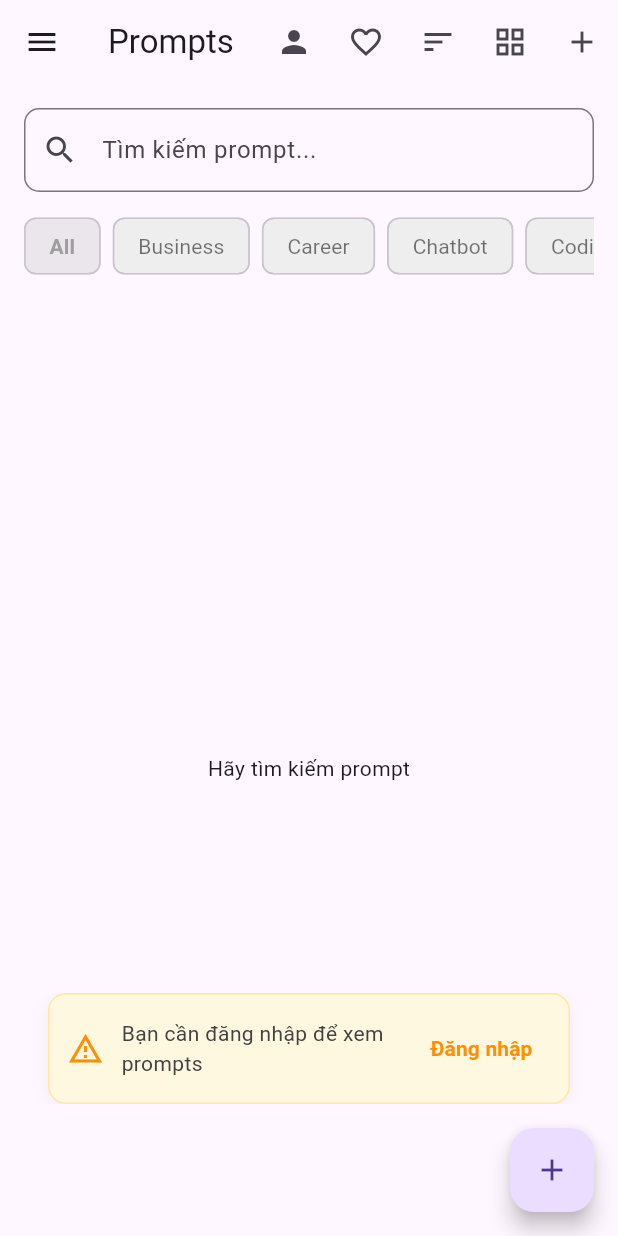
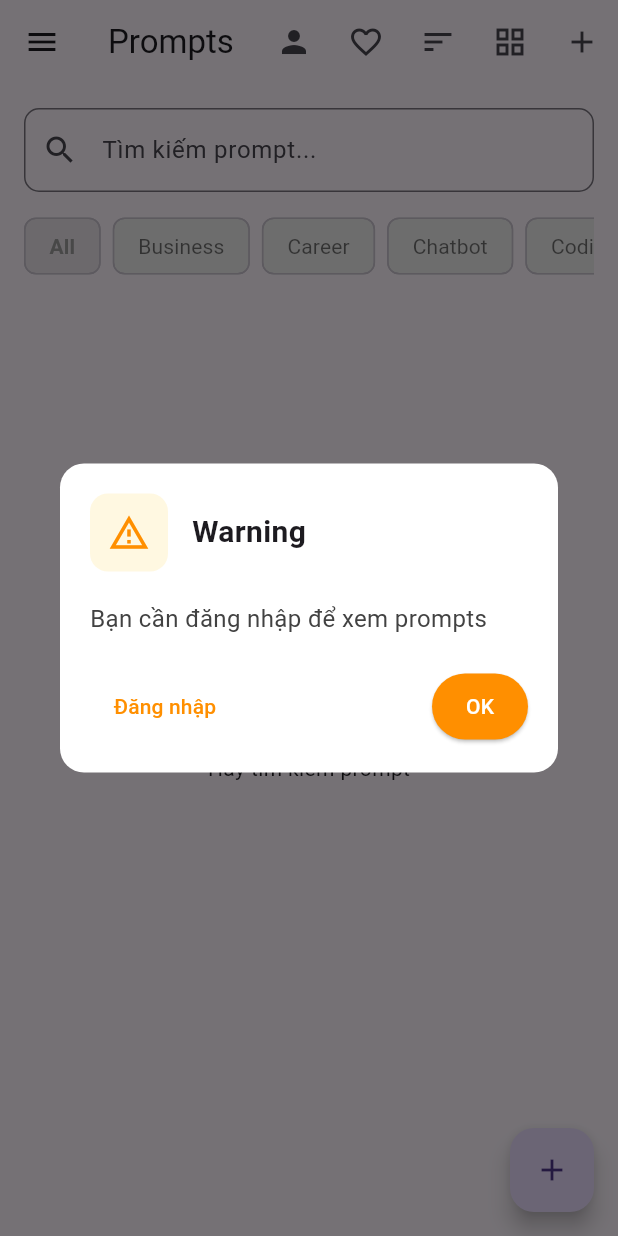
Before and after one commit to qthai2210/AdvancedMobile-AI-Chat, a Flutter app: the PromptsScreen screen opened by its route, on a phone screen of 412 x 824 dp. Run offline on Flutter 3.47's test engine with Material 3 defaults, Android fonts, the phone set to English and light mode, and no system bars; our stand-ins replace flutter_bloc, get_it, go_router, image_picker, timeago; network calls fail.

Commit message:
Refactor error handling: replace SnackBar with custom ErrorDialog and SuccessDialog for better user experience; remove unused ErrorFormatter class.

```diff
--- a/lib/screens/prompts/prompts_screen.dart
+++ b/lib/screens/prompts/prompts_screen.dart
@@ -3,10 +3,10 @@ import 'package:flutter_bloc/flutter_bloc.dart';
 import 'package:go_router/go_router.dart';
 import 'package:aichatbot/widgets/main_app_drawer.dart';
 import 'package:aichatbot/screens/prompts/create_prompt_screen.dart';
-import 'package:aichatbot/screens/prompts/private_prompts_screen.dart';
+
 import 'package:aichatbot/screens/chat_detail_screen.dart';
 import 'package:aichatbot/presentation/bloc/auth/auth_bloc.dart';
-import 'package:aichatbot/presentation/bloc/auth/auth_state.dart';
+
 import 'package:aichatbot/presentation/bloc/prompt/prompt_bloc.dart';
 import 'package:aichatbot/presentation/bloc/prompt/prompt_event.dart';
 import 'package:aichatbot/presentation/bloc/prompt/prompt_event.dart'
@@ -15,7 +15,7 @@ import 'package:aichatbot/presentation/bloc/prompt/prompt_state.dart';
 import 'package:aichatbot/domain/entities/prompt.dart';
 import 'package:aichatbot/utils/navigation_utils.dart' as navigation_utils;
 import 'package:aichatbot/core/di/injection_container.dart' as di;
-import 'package:aichatbot/data/models/prompt/prompt_model.dart';
+
 import 'package:aichatbot/widgets/app_notification.dart';
 import 'package:aichatbot/utils/error_formatter.dart';
 import 'package:aichatbot/utils/build_context_extensions.dart';
--- a/lib/widgets/app_notification.dart
+++ b/lib/widgets/app_notification.dart
@@ -1,27 +1,25 @@
 import 'package:flutter/material.dart';
+import 'dart:async';
 
 enum NotificationType { success, error, warning, info }
 
 class AppNotification extends StatelessWidget {
   final String message;
+  final String? title;
   final NotificationType type;
   final VoidCallback? onAction;
   final String? actionLabel;
-  final Duration duration;
   final IconData? customIcon;
   final bool showIcon;
-  final bool isDismissible;
-
   const AppNotification({
     Key? key,
     required this.message,
+    this.title,
     this.type = NotificationType.info,
     this.onAction,
     this.actionLabel,
-    this.duration = const Duration(seconds: 3),
     this.customIcon,
     this.showIcon = true,
-    this.isDismissible = true,
   }) : super(key: key);
 
   IconData get _icon {
@@ -80,174 +78,210 @@ class AppNotification extends StatelessWidget {
 
   @override
   Widget build(BuildContext context) {
-    return Container(
-      margin: const EdgeInsets.symmetric(horizontal: 16),
-      decoration: BoxDecoration(
-        color: _backgroundColor,
-        borderRadius: BorderRadius.circular(12),
-        boxShadow: [
-          BoxShadow(
-            color: Colors.black.withOpacity(0.05),
-            blurRadius: 8,
-            offset: const Offset(0, 2),
-          ),
-        ],
-        border: Border.all(color: _borderColor.withOpacity(0.3)),
+    // Get the appropriate title based on notification type if not provided
+    final notificationTitle = title ?? _getDefaultTitle();
+
+    return Dialog(
+      shape: RoundedRectangleBorder(
+        borderRadius: BorderRadius.circular(16),
       ),
-      child: Material(
-        color: Colors.transparent,
-        child: InkWell(
-          borderRadius: BorderRadius.circular(12),
-          onTap: isDismissible
-              ? () => ScaffoldMessenger.of(context).hideCurrentSnackBar()
-              : null,
-          child: Padding(
-            padding: const EdgeInsets.all(12.0),
-            child: Row(
+      elevation: 5,
+      backgroundColor: Colors.white,
+      child: Padding(
+        padding: const EdgeInsets.all(20.0),
+        child: Column(
+          mainAxisSize: MainAxisSize.min,
+          children: [
+            // Header with icon and title
+            Row(
               children: [
                 if (showIcon) ...[
-                  Icon(_icon, color: _iconColor),
-                  const SizedBox(width: 12),
+                  Container(
+                    padding: const EdgeInsets.all(12),
+                    decoration: BoxDecoration(
+                      color: _backgroundColor,
+                      borderRadius: BorderRadius.circular(12),
+                    ),
+                    child: Icon(_icon, color: _iconColor, size: 28),
+                  ),
+                  const SizedBox(width: 16),
                 ],
                 Expanded(
                   child: Text(
-                    message,
-                    style: TextStyle(
-                      fontSize: 14,
-                      color: Colors.grey[800],
+                    notificationTitle,
+                    style: const TextStyle(
+                      fontSize: 20,
+                      fontWeight: FontWeight.bold,
                     ),
                   ),
                 ),
-                if (onAction != null && actionLabel != null) ...[
+              ],
+            ),
+
+            const SizedBox(height: 20),
+
+            // Message content
+            Align(
+              alignment: Alignment.centerLeft,
+              child: Text(
+                message,
+                style: TextStyle(
+                  fontSize: 16,
+                  color: Colors.grey[800],
+                  height: 1.4,
+                ),
+              ),
+            ),
+
+            const SizedBox(height: 24),
+
+            // Action buttons
+            Row(
+              mainAxisAlignment: onAction != null && actionLabel != null
+                  ? MainAxisAlignment.spaceBetween
+                  : MainAxisAlignment.end,
+              children: [
+                if (onAction != null && actionLabel != null)
                   TextButton(
                     onPressed: () {
-                      ScaffoldMessenger.of(context).hideCurrentSnackBar();
+                      Navigator.of(context).pop();
                       onAction!();
                     },
-                    child: Text(
-                      actionLabel!,
-                      style: TextStyle(
-                        color: _iconColor,
-                        fontWeight: FontWeight.bold,
-                      ),
+                    style: TextButton.styleFrom(
+                      foregroundColor: _iconColor,
+                      padding: const EdgeInsets.symmetric(
+                          horizontal: 16, vertical: 10),
                     ),
+                    child: Text(actionLabel!),
                   ),
-                ] else if (isDismissible) ...[
-                  IconButton(
-                    icon: const Icon(Icons.close, size: 16),
-                    onPressed: () =>
-                        ScaffoldMessenger.of(context).hideCurrentSnackBar(),
-                    padding: EdgeInsets.zero,
-                    constraints: const BoxConstraints(),
-                    color: Colors.grey[600],
+                ElevatedButton(
+                  onPressed: () => Navigator.of(context).pop(),
+                  style: ElevatedButton.styleFrom(
+                    backgroundColor: _iconColor,
+                    foregroundColor: Colors.white,
+                    shape: RoundedRectangleBorder(
+                      borderRadius: BorderRadius.circular(30),
+                    ),
+                    padding: const EdgeInsets.symmetric(
+                        horizontal: 20, vertical: 12),
                   ),
-                ],
+                  child: const Text('OK'),
+                ),
               ],
             ),
-          ),
+          ],
         ),
       ),
     );
   }
 
-  static void show(
+  // Helper method to get default title based on notification type
+  String _getDefaultTitle() {
+    switch (type) {
+      case NotificationType.success:
+        return 'Success';
+      case NotificationType.error:
+        return 'Error';
+      case NotificationType.warning:
+        return 'Warning';
+      case NotificationType.info:
+        return 'Information';
+    }
+  }
+
+  static Future<void> show(
     BuildContext context,
     String message, {
+    String? title,
     NotificationType type = NotificationType.info,
     VoidCallback? onAction,
     String? actionLabel,
-    Duration duration = const Duration(seconds: 3),
     IconData? customIcon,
     bool showIcon = true,
-    bool isDismissible = true,
-  }) {
-    ScaffoldMessenger.of(context).showSnackBar(
-      SnackBar(
-        content: AppNotification(
+    bool barrierDismissible = true,
+  }) async {
+    return showDialog<void>(
+      context: context,
+      barrierDismissible: barrierDismissible,
+      builder: (BuildContext context) {
+        return AppNotification(
           message: message,
+          title: title,
           type: type,
           onAction: onAction,
           actionLabel: actionLabel,
           customIcon: customIcon,
           showIcon: showIcon,
-          isDismissible: isDismissible,
-        ),
-        backgroundColor: Colors.transparent,
-        elevation: 0,
-        behavior: SnackBarBehavior.floating,
-        duration: duration,
-        padding: EdgeInsets.zero,
-        margin: const EdgeInsets.only(bottom: 16, left: 16, right: 16),
-        dismissDirection: DismissDirection.horizontal,
-      ),
+        );
+      },
     );
   }
 
-  static void showSuccess(
+  static Future<void> showSuccess(
     BuildContext context,
     String message, {
+    String? title,
     VoidCallback? onAction,
     String? actionLabel,
-    Duration duration = const Duration(seconds: 3),
   }) {
-    show(
+    return show(
       context,
       message,
+      title: title ?? 'Success',
       type: NotificationType.success,
       onAction: onAction,
       actionLabel: actionLabel,
-      duration: duration,
     );
   }
 
-  static void showError(
+  static Future<void> showError(
     BuildContext context,
     String message, {
+    String? title,
     VoidCallback? onAction,
     String? actionLabel,
-    Duration duration = const Duration(seconds: 4),
   }) {
-    show(
+    return show(
       context,
       message,
+      title: title ?? 'Error',
       type: NotificationType.error,
       onAction: onAction,
       actionLabel: actionLabel,
-      duration: duration,
     );
   }
 
-  static void showWarning(
+  static Future<void> showWarning(
     BuildContext context,
     String message, {
+    String? title,
     VoidCallback? onAction,
     String? actionLabel,
-    Duration duration = const Duration(seconds: 4),
   }) {
-    show(
+    return show(
       context,
       message,
+      title: title ?? 'Warning',
       type: NotificationType.warning,
       onAction: onAction,
       actionLabel: actionLabel,
-      duration: duration,
     );
   }
 
-  static void showInfo(
+  static Future<void> showInfo(
     BuildContext context,
     String message, {
+    String? title,
     VoidCallback? onAction,
     String? actionLabel,
-    Duration duration = const Duration(seconds: 3),
   }) {
-    show(
+    return show(
       context,
       message,
+      title: title ?? 'Information',
       type: NotificationType.info,
       onAction: onAction,
       actionLabel: actionLabel,
-      duration: duration,
     );
   }
 }
```
Also changed, not shown: lib/screens/register_screen.dart (+10 -4 lines), lib/utils/build_context_extensions.dart (+14 -14 lines), lib/utils/error_formatter.dart (deleted, +0 -41 lines), lib/widgets/error_dialog.dart (added, +101 -0 lines), lib/widgets/success_dialog.dart (added, +101 -0 lines).
